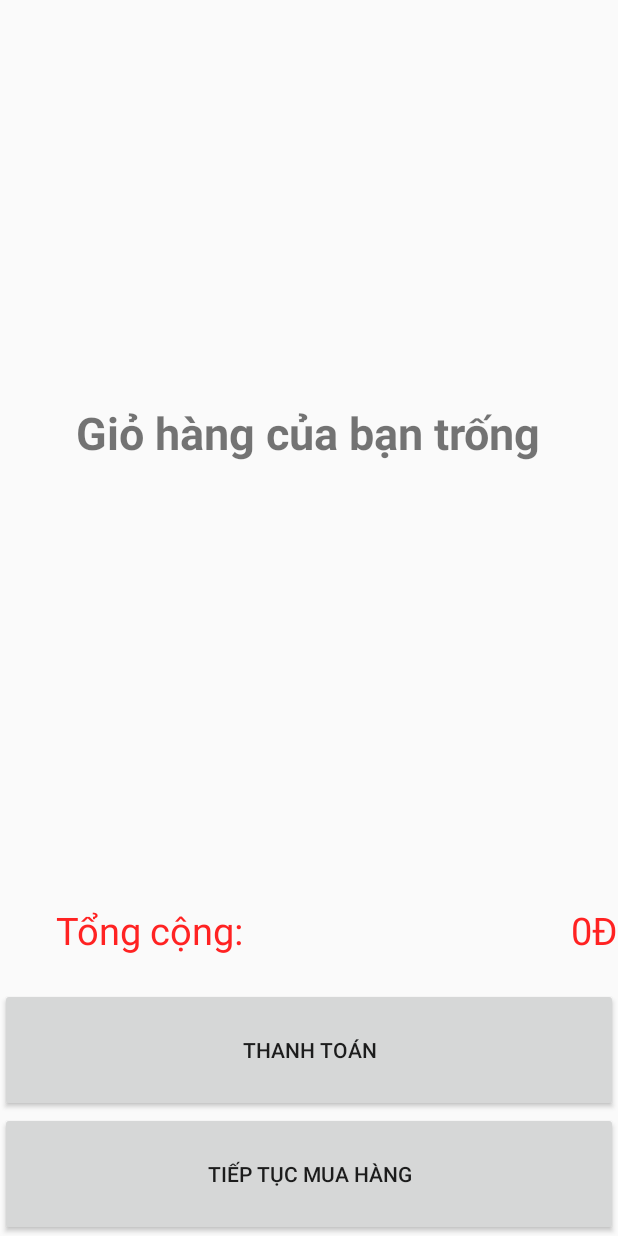
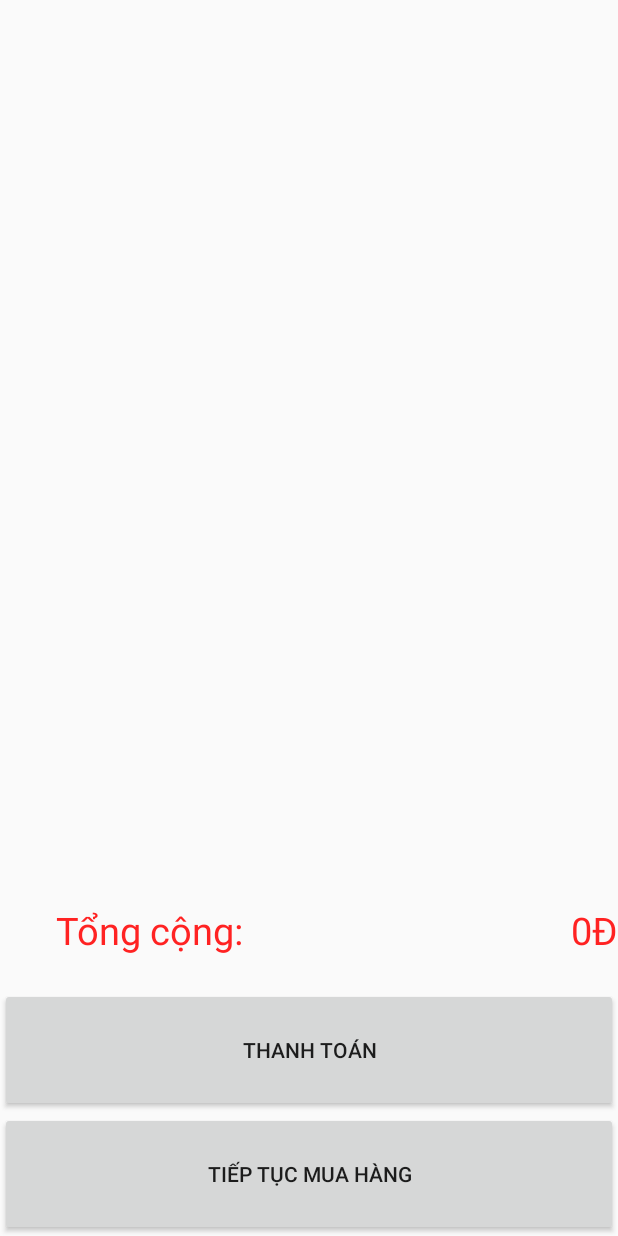
Before and after one commit to super0201/SaleFTP, an Android app: the CartActivity screen opened directly, with no data from a screen before it, on a phone screen of 412 x 824 dp. Run offline under Robolectric (Android 15) with nearby library versions, the phone set to English and light mode, and no system bars; pictures from the network do not load.

Commit message:
Update Cart

```diff
--- a/app/src/main/java/com/team2/saleftp/CartActivity.java
+++ b/app/src/main/java/com/team2/saleftp/CartActivity.java
@@ -42,12 +42,17 @@ public class CartActivity extends AppCompatActivity {
         dao = new ProductDAO(getBaseContext());
         cart = dao.viewAllCart();
 
-        lvCart = (RecyclerView) findViewById(R.id.lvCart);
+        lvCart = findViewById(R.id.lvCart);
         lvCart.setLayoutManager(new GridLayoutManager(getBaseContext(), 1));
 
         lvCart.setHasFixedSize(true);
 
         cartAdapter = new CartAdapter(getBaseContext(), cart);
+
+        if (cart.size() > 0){
+            cartAdapter.notifyDataSetChanged();
+        }
+
         lvCart.setAdapter(cartAdapter);
 
 //        CheckData();
@@ -110,6 +115,20 @@ public class CartActivity extends AppCompatActivity {
 //        });
     }
 
+    @Override
+    public void onBackPressed() {
+        finish();
+        super.onBackPressed();
+    }
+
+    @Override
+    protected void onResume() {
+        if (cart.size() > 0){
+            cartAdapter.notifyDataSetChanged();
+        }
+        super.onResume();
+    }
+
     private void CheckData(){
         if(DetailActivity.arrCart.size() <= 0){
 //            cartAdapter.notifyDataSetChanged();
--- a/app/src/main/java/dao/ProductDAO.java
+++ b/app/src/main/java/dao/ProductDAO.java
@@ -37,7 +37,7 @@ public class ProductDAO {
             Product fm = null;
             String id = cs.getString(0);
             String nam = cs.getString(1);
-            String price = cs.getString(2);
+            Double price = cs.getDouble(2);
             String detail = cs.getString(3);
             String sum = cs.getString(4);
             String image = cs.getString(5);
--- a/app/src/main/res/layout/activity_cart.xml
+++ b/app/src/main/res/layout/activity_cart.xml
@@ -14,18 +14,19 @@
         <FrameLayout
             android:layout_width="match_parent"
             android:layout_height="match_parent">
-            <TextView
-                android:layout_gravity="center"
-                android:id="@+id/tvNoti"
-                android:textStyle="bold"
-                android:textSize="30sp"
-                android:text="Giỏ hàng của bạn trống"
-                android:layout_width="wrap_content"
-                android:layout_height="wrap_content"/>
+            <!--<TextView-->
+                <!--android:layout_gravity="center"-->
+                <!--android:id="@+id/tvNoti"-->
+                <!--android:textStyle="bold"-->
+                <!--android:textSize="30sp"-->
+                <!--android:text="Giỏ hàng của bạn trống"-->
+                <!--android:layout_width="wrap_content"-->
+                <!--android:layout_height="wrap_content"/>-->
             <android.support.v7.widget.RecyclerView
                 android:id="@+id/lvCart"
                 android:layout_width="match_parent"
-                android:layout_height="match_parent">
+                android:layout_height="match_parent"
+                android:orientation="vertical">
             </android.support.v7.widget.RecyclerView>
         </FrameLayout>
     </LinearLayout>
--- a/app/src/main/res/layout/item_cart.xml
+++ b/app/src/main/res/layout/item_cart.xml
@@ -1,7 +1,7 @@
 <?xml version="1.0" encoding="utf-8"?>
 <LinearLayout
     xmlns:android="http://schemas.android.com/apk/res/android" android:layout_width="match_parent"
-    android:layout_height="match_parent"
+    android:layout_height="wrap_content"
     android:orientation="horizontal"
     android:weightSum="10">
     <LinearLayout
```
Also changed, not shown: app/src/main/java/database/ProductDB.java (+12 -12 lines), app/src/main/java/model/Product.java (+11 -6 lines).
